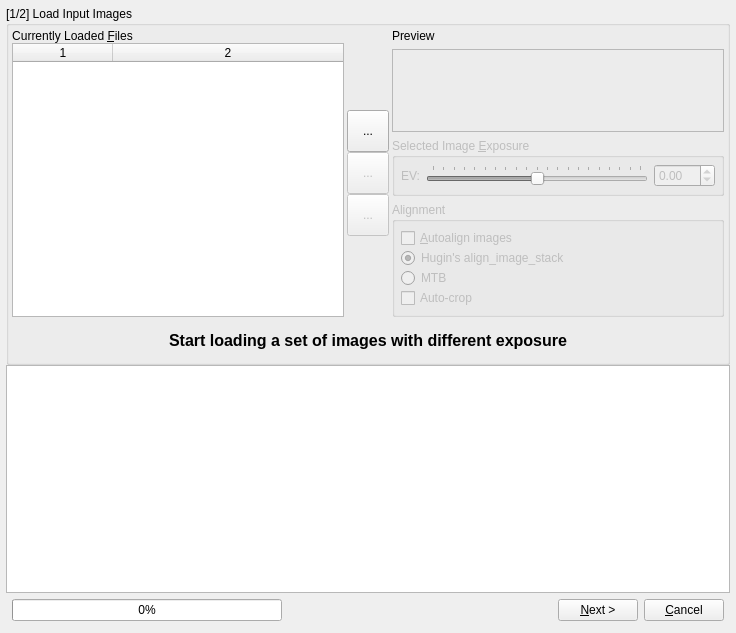
LuminanceHDR/LuminanceHDR, file src/HdrWizard/HdrWizard.ui: the form before one commit.
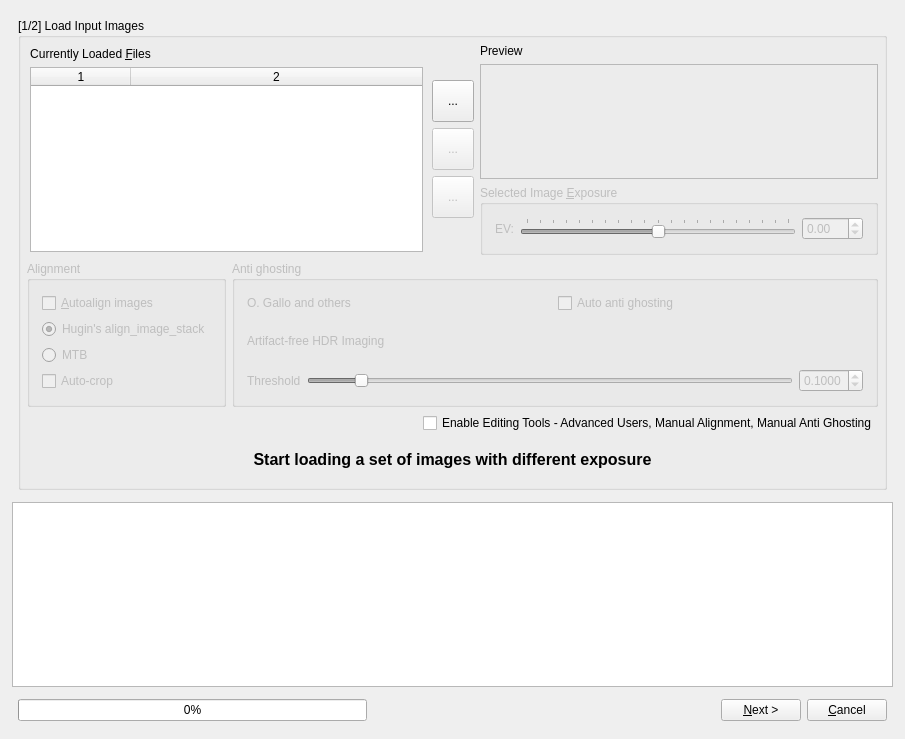
The form after the commit. The open tabs and pages were chosen to show the change. Icons and pictures are not drawn.

Commit message: [HdrWizard]: Enable EditingTools on request, update translation files, update italian translation

```diff
--- a/src/HdrWizard/HdrWizard.ui
+++ b/src/HdrWizard/HdrWizard.ui
@@ -6,8 +6,8 @@
    <rect>
     <x>0</x>
     <y>0</y>
-    <width>736</width>
-    <height>633</height>
+    <width>905</width>
+    <height>739</height>
    </rect>
   </property>
   <property name="windowTitle">
@@ -17,9 +17,12 @@
    <iconset resource="../../icons.qrc">
     <normaloff>:/new/prefix1/images/luminance-hdr.png</normaloff>:/new/prefix1/images/luminance-hdr.png</iconset>
   </property>
-  <layout class="QGridLayout" name="gridLayout_9">
+  <layout class="QGridLayout" name="gridLayout_11">
    <item row="0" column="0">
     <layout class="QVBoxLayout" name="verticalLayout_9">
+     <property name="spacing">
+      <number>-1</number>
+     </property>
      <property name="margin">
       <number>6</number>
      </property>
@@ -193,9 +196,11 @@
            <property name="title">
             <string>[1/2] Load Input Images</string>
            </property>
-           <layout class="QGridLayout" name="gridLayout_11">
-            <item row="0" column="0">
-             <layout class="QHBoxLayout" name="horizontalLayout_4">
+           <layout class="QGridLayout" name="gridLayout_2">
+            <item row="0" column="0" rowspan="2" colspan="2">
+             <layout class="QVBoxLayout" name="verticalLayout_7">
+              <item>
+               <layout class="QHBoxLayout" name="horizontalLayout_3">
               <item>
                <layout class="QVBoxLayout" name="verticalLayout">
                 <property name="margin">
@@ -381,13 +386,7 @@
                </layout>
               </item>
               <item>
-               <layout class="QVBoxLayout" name="verticalLayout_3">
-                <property name="spacing">
-                 <number>6</number>
-                </property>
-                <property name="margin">
-                 <number>3</number>
-                </property>
+                 <layout class="QVBoxLayout" name="verticalLayout_2">
                 <item>
                  <widget class="QLabel" name="label_3">
                   <property name="text">
@@ -443,12 +442,15 @@
                   <property name="title">
                    <string>Selected Image &amp;Exposure</string>
                   </property>
-                  <layout class="QGridLayout" name="gridLayout_2">
+                    <layout class="QGridLayout" name="gridLayout_9">
+                     <property name="margin">
+                      <number>6</number>
+                     </property>
                    <property name="spacing">
-                    <number>9</number>
+                      <number>6</number>
                    </property>
                    <item row="0" column="0">
-                    <layout class="QHBoxLayout" name="horizontalLayout_3">
+                      <layout class="QHBoxLayout" name="horizontalLayout_18">
                      <property name="spacing">
                       <number>6</number>
                      </property>
@@ -456,7 +458,7 @@
                       <number>6</number>
                      </property>
                      <item>
-                      <widget class="QLabel" name="label">
+                        <widget class="QLabel" name="label_9">
                        <property name="sizePolicy">
                         <sizepolicy hsizetype="Minimum" vsizetype="Preferred">
                          <horstretch>0</horstretch>
@@ -532,6 +534,12 @@
                   </layout>
                  </widget>
                 </item>
+                 </layout>
+                </item>
+               </layout>
+              </item>
+              <item>
+               <layout class="QHBoxLayout" name="horizontalLayout_4">
                 <item>
                  <widget class="QGroupBox" name="alignGroupBox">
                   <property name="enabled">
@@ -541,8 +549,11 @@
                    <string>Alignment</string>
                   </property>
                   <layout class="QGridLayout" name="gridLayout_3">
+                   <property name="margin">
+                    <number>6</number>
+                   </property>
                    <property name="spacing">
-                    <number>9</number>
+                    <number>6</number>
                    </property>
                    <item row="0" column="0">
                     <layout class="QGridLayout" name="gridLayout1">
@@ -609,11 +620,176 @@
                   </layout>
                  </widget>
                 </item>
-               </layout>
-              </item>
-             </layout>
-            </item>
-            <item row="2" column="0" colspan="3">
+                <item>
+                 <widget class="QGroupBox" name="agGroupBox">
+                  <property name="enabled">
+                   <bool>false</bool>
+                  </property>
+                  <property name="title">
+                   <string>Anti ghosting</string>
+                  </property>
+                  <layout class="QGridLayout" name="gridLayout_8">
+                   <property name="margin">
+                    <number>6</number>
+                   </property>
+                   <property name="spacing">
+                    <number>6</number>
+                   </property>
+                   <item row="0" column="0">
+                    <layout class="QHBoxLayout" name="horizontalLayout_13">
+                     <property name="margin">
+                      <number>6</number>
+                     </property>
+                     <item>
+                      <widget class="QLabel" name="label_6">
+                       <property name="text">
+                        <string>O. Gallo and others</string>
+                       </property>
+                      </widget>
+                     </item>
+                     <item>
+                      <widget class="QCheckBox" name="autoAG_checkBox">
+                       <property name="toolTip">
+                        <string>&lt;html&gt;&lt;head/&gt;&lt;body&gt;&lt;p&gt;Enable auto anti ghosting algorithm&lt;/p&gt;&lt;/body&gt;&lt;/html&gt;</string>
+                       </property>
+                       <property name="text">
+                        <string>Auto anti ghosting</string>
+                       </property>
+                      </widget>
+                     </item>
+                    </layout>
+                   </item>
+                   <item row="1" column="0">
+                    <layout class="QHBoxLayout" name="horizontalLayout_14">
+                     <property name="margin">
+                      <number>6</number>
+                     </property>
+                     <item>
+                      <widget class="QLabel" name="label_8">
+                       <property name="text">
+                        <string>Artifact-free HDR Imaging</string>
+                       </property>
+                      </widget>
+                     </item>
+                     <item>
+                      <spacer name="horizontalSpacer_14">
+                       <property name="orientation">
+                        <enum>Qt::Horizontal</enum>
+                       </property>
+                       <property name="sizeHint" stdset="0">
+                        <size>
+                         <width>40</width>
+                         <height>20</height>
+                        </size>
+                       </property>
+                      </spacer>
+                     </item>
+                    </layout>
+                   </item>
+                   <item row="2" column="0">
+                    <layout class="QHBoxLayout" name="horizontalLayout_15">
+                     <property name="spacing">
+                      <number>6</number>
+                     </property>
+                     <property name="margin">
+                      <number>6</number>
+                     </property>
+                     <item>
+                      <widget class="QLabel" name="label_7">
+                       <property name="enabled">
+                        <bool>false</bool>
+                       </property>
+                       <property name="text">
+                        <string>Threshold</string>
+                       </property>
+                      </widget>
+                     </item>
+                     <item>
+                      <widget class="QSlider" name="threshold_horizontalSlider">
+                       <property name="enabled">
+                        <bool>false</bool>
+                       </property>
+                       <property name="toolTip">
+                        <string>&lt;html&gt;&lt;head/&gt;&lt;body&gt;&lt;p&gt;Threshold used by auto anti ghosting algorithm. A lower threshold means a more agressive processing but that can lower the final dynamic range. Use the &amp;quot;Recompute&amp;quot; button to see the actual patches coverage and adjust the threshold accordingly&lt;/p&gt;&lt;/body&gt;&lt;/html&gt;</string>
+                       </property>
+                       <property name="maximum">
+                        <number>10000</number>
+                       </property>
+                       <property name="singleStep">
+                        <number>1</number>
+                       </property>
+                       <property name="pageStep">
+                        <number>10</number>
+                       </property>
+                       <property name="value">
+                        <number>1000</number>
+                       </property>
+                       <property name="orientation">
+                        <enum>Qt::Horizontal</enum>
+                       </property>
+                       <property name="tickPosition">
+                        <enum>QSlider::NoTicks</enum>
+                       </property>
+                      </widget>
+                     </item>
+                     <item>
+                      <widget class="QDoubleSpinBox" name="threshold_doubleSpinBox">
+                       <property name="enabled">
+                        <bool>false</bool>
+                       </property>
+                       <property name="toolTip">
+                        <string>&lt;html&gt;&lt;head/&gt;&lt;body&gt;&lt;p&gt;Threshold used by auto anti ghosting algorithm. A lower threshold means a more agressive processing but that can lower the final dynamic range. Use the &amp;quot;Recompute&amp;quot; button to see the actual patches coverage and adjust the threshold accordingly&lt;/p&gt;&lt;/body&gt;&lt;/html&gt;</string>
+                       </property>
+                       <property name="decimals">
+                        <number>4</number>
+                       </property>
+                       <property name="maximum">
+                        <double>1.000000000000000</double>
+                       </property>
+                       <property name="singleStep">
+                        <double>0.001000000000000</double>
+                       </property>
+                       <property name="value">
+                        <double>0.100000000000000</double>
+                       </property>
+                      </widget>
+                     </item>
+                    </layout>
+                   </item>
+                  </layout>
+                 </widget>
+                </item>
+               </layout>
+              </item>
+             </layout>
+            </item>
+            <item row="2" column="0" colspan="2">
+             <layout class="QVBoxLayout" name="verticalLayout_3">
+              <item>
+               <layout class="QHBoxLayout" name="horizontalLayout_16">
+                <item>
+                 <spacer name="horizontalSpacer_15">
+                  <property name="orientation">
+                   <enum>Qt::Horizontal</enum>
+                  </property>
+                  <property name="sizeHint" stdset="0">
+                   <size>
+                    <width>40</width>
+                    <height>20</height>
+                   </size>
+                  </property>
+                 </spacer>
+                </item>
+                <item>
+                 <widget class="QCheckBox" name="checkBoxEditingTools">
+                  <property name="text">
+                   <string>Enable Editing Tools - Advanced Users, Manual Alignment, Manual Anti Ghosting</string>
+                  </property>
+                 </widget>
+                </item>
+               </layout>
+              </item>
+              <item>
              <widget class="QLabel" name="confirmloadlabel">
               <property name="sizePolicy">
                <sizepolicy hsizetype="Expanding" vsizetype="Fixed">
@@ -643,6 +819,8 @@
              </widget>
             </item>
            </layout>
+            </item>
+           </layout>
           </widget>
          </item>
         </layout>
@@ -1479,7 +1657,7 @@
    </item>
   </layout>
  </widget>
- <layoutdefault spacing="0" margin="0"/>
+ <layoutdefault spacing="6" margin="6"/>
  <tabstops>
   <tabstop>NextFinishButton</tabstop>
   <tabstop>cancelButton</tabstop>
```
Left out of the diff: 291 changed lines with no effect on the pictures. Lines whose indentation alone changed are shown as unchanged. The commit also changes 22 other files.
